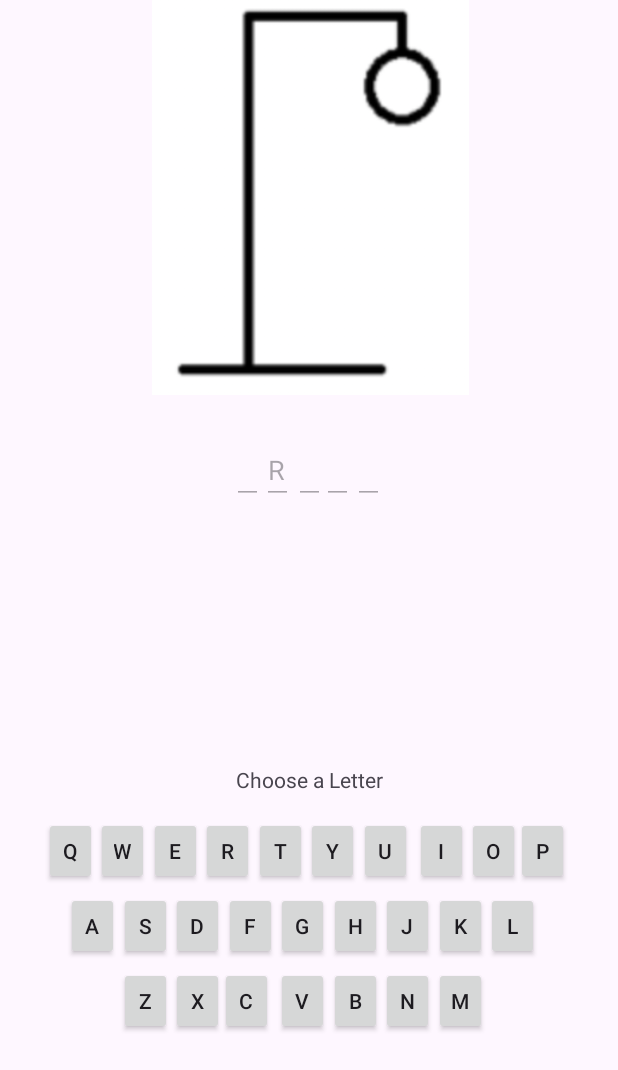
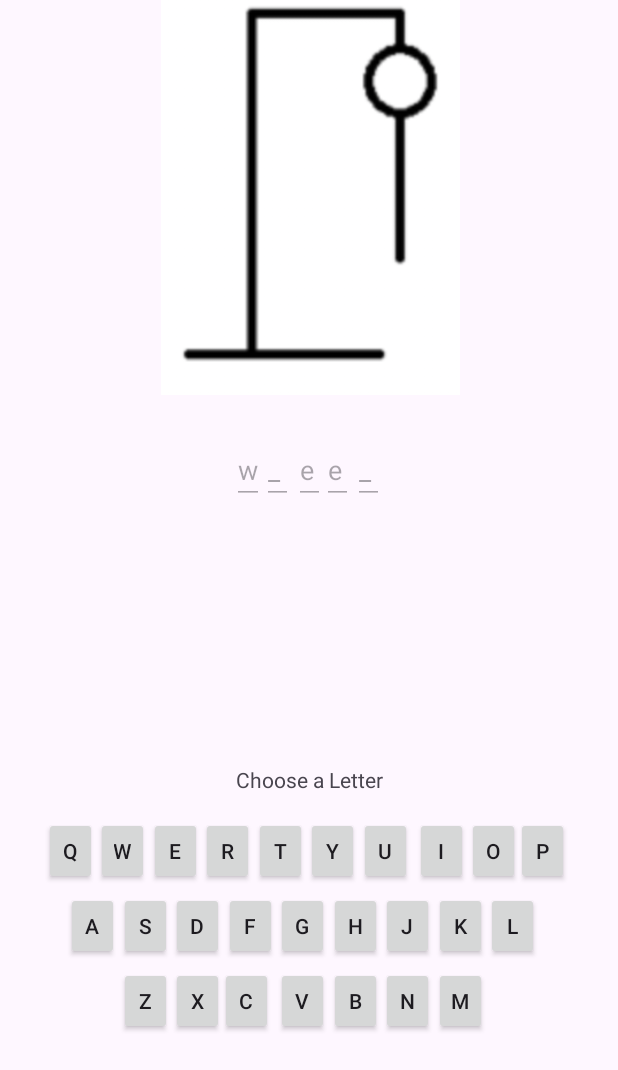
Before and after one commit to sarahhkhann/TeamRithvikSarah-HangmanApp, an Android app: the screen it shows after launch (MainActivity), after a tap on an icon or button, on a phone screen of 412 x 824 dp. Shown: the top 1070 px of the screen. Run offline under Robolectric (Android 15) with nearby library versions, the phone set to English and light mode, and no system bars; 3 other taps on this screen came first.

Commit message:
changes to reset game state to persist

```diff
--- a/app/src/main/java/com/example/teamrithviksarah_hangmanapp/HangmanMainDisplay.kt
+++ b/app/src/main/java/com/example/teamrithviksarah_hangmanapp/HangmanMainDisplay.kt
@@ -1,56 +1,103 @@
 package com.example.teamrithviksarah_hangmanapp
 
 import android.os.Bundle
-import android.util.Log
-import androidx.fragment.app.Fragment
 import android.view.LayoutInflater
 import android.view.View
 import android.view.ViewGroup
+import android.widget.ImageView
 import android.widget.TextView
+import androidx.fragment.app.Fragment
 import androidx.lifecycle.Observer
 import androidx.lifecycle.ViewModelProvider
+import com.example.teamrithviksarah_hangmanapp.HangmanViewModel
+import com.example.teamrithviksarah_hangmanapp.R
+import com.google.android.material.snackbar.Snackbar
 
 class HangmanMainDisplay : Fragment() {
 
-
-    companion object {
-        fun newInstance() = HangmanMainDisplay()
-    }
-
     private lateinit var viewModel: HangmanViewModel
-    // Update this list to include all the text views
-    val textViewIds = listOf(
-        R.id.letter1, R.id.letter2, R.id.letter3, R.id.letter4, R.id.letter5)
-
+    private lateinit var image: ImageView
     private val textViews = mutableListOf<TextView>()
 
 
-    override fun onCreate(savedInstanceState: Bundle?) {
-        super.onCreate(savedInstanceState)
-
-    }
-
     override fun onCreateView(inflater: LayoutInflater, container: ViewGroup?, savedInstanceState: Bundle?): View? {
-        viewModel = ViewModelProvider(requireActivity()).get(HangmanViewModel::class.java)
-        // Inflate the layout for this fragment
+        viewModel = ViewModelProvider(requireActivity())[HangmanViewModel::class.java]
         val view = inflater.inflate(R.layout.fragment_hangman_main_display, container, false)
 
-        // Initialize TextViews
+
+        image = view.findViewById(R.id.hangmanImageView)
+
+        // Initialize TextViews based on IDs
+        val textViewIds = listOf(R.id.letter1, R.id.letter2, R.id.letter3, R.id.letter4, R.id.letter5)
         textViewIds.forEach { id ->
             val textView = view.findViewById<TextView>(id)
             textViews.add(textView)
         }
 
-        Log.d("Hangman", "JELLO")
-
-        viewModel.currentLetter.observe(viewLifecycleOwner, Observer { letter ->
-
-            textViews[0].text = letter
+        // Observe changes in revealed letters to update UI
+        viewModel.revealedLetters.observe(viewLifecycleOwner, Observer { revealed ->
+            updateTextViewsWithRevealedLetters(revealed)
         })
 
-
+        // Observe changes in the guesses left to update the hangman image
+        viewModel.guessesLeft.observe(viewLifecycleOwner, Observer { guessesLeft ->
+            updateHangmanImage(guessesLeft)
+        })
 
         return view
     }
 
+    override fun onSaveInstanceState(outState: Bundle) {
+        super.onSaveInstanceState(outState)
+        // Save the revealed letters to the bundle
+        outState.putString("revealedLetters", viewModel.revealedLetters.value)
+    }
+
+    override fun onViewCreated(view: View, savedInstanceState: Bundle?) {
+        super.onViewCreated(view, savedInstanceState)
+        // Restore the revealed letters from the bundle, if available
+        savedInstanceState?.getString("revealedLetters")?.let { revealedLetters ->
+            updateTextViewsWithRevealedLetters(revealedLetters)
+        }
+    }
+
+    private fun updateTextViewsWithRevealedLetters(revealed: String) {
+        textViews.forEachIndexed { index, textView ->
+            if (index < revealed.length) {
+                textView.text = revealed[index].toString()
+            }
+        }
+    }
+
+    private fun updateHangmanImage(guessesLeft: Int) {
+        when (guessesLeft) {
+            6 -> image.setImageResource(R.drawable.head)
+            5 -> image.setImageResource(R.drawable.body)
+            4 -> image.setImageResource(R.drawable.oneleg)
+            3 -> image.setImageResource(R.drawable.twoleg)
+            2 -> image.setImageResource(R.drawable.legsonearm)
+            1 -> image.setImageResource(R.drawable.twoarms)
+            0 -> {
+                image.setImageResource(R.drawable.dead)
+                showResetGameSnackbar()
+            }
+            else -> image.setImageResource(R.drawable.blank_hangman) // Default or initial state
+        }
+    }
+
+    private fun showResetGameSnackbar() {
+        view?.let { view ->
+            Snackbar.make(view, "You've run out of lives! Want to play again?", Snackbar.LENGTH_INDEFINITE)
+                .setAction("Reset") {
+                    viewModel.resetGame()
+                    resetTextViewsAndImage()
+                }.show()
+        }
+    }
+
+    private fun resetTextViewsAndImage() {
+        textViews.forEach { it.text = "" }
+        image.setImageResource(R.drawable.blank_hangman)
+        lettersFragment
+    }
 }
--- a/app/src/main/java/com/example/teamrithviksarah_hangmanapp/HangmanViewModel.kt
+++ b/app/src/main/java/com/example/teamrithviksarah_hangmanapp/HangmanViewModel.kt
@@ -7,38 +7,76 @@ import androidx.lifecycle.ViewModel
 
 class HangmanViewModel : ViewModel() {
 
-    //variable to hold the word
     private val _word = MutableLiveData<String>()
     val word: LiveData<String> = _word
 
-    //variable to hold number of guesses
     private val _guessesLeft = MutableLiveData<Int>()
     val guessesLeft: LiveData<Int> = _guessesLeft
 
-    //variable to hold the current letter
     private val _currentLetter = MutableLiveData<String>()
     val currentLetter: LiveData<String> = _currentLetter
+
+    // Add a LiveData to track the revealed letters
+    private val _revealedLetters = MutableLiveData<String>()
+    val revealedLetters: LiveData<String> = _revealedLetters
+
+    private val hangmanWords = mapOf(
+        "chair" to "An object you sit on.",
+        "alien" to "An extraterrestrial visitor.",
+        "grape" to "A small, round purple fruit",
+        "wheel" to "You would have trouble riding a bicycle without this."
+    )
 
     init {
         resetGame()
     }
-    private fun resetGame() {
-        _word.value = "plank"
-        _guessesLeft.value = 8
 
+    fun resetGame() {
+        val randomWord = hangmanWords.keys.random()
+        _word.value = randomWord
+        _guessesLeft.value = 7
+        // Initialize revealedLetters with underscores representing each letter of the new word
+        _revealedLetters.value = "_".repeat(randomWord.length)
     }
 
-    fun getGuessesLeft(): Int? {
-        return _guessesLeft.value
-    }
+    fun getGuessesLeft(): Int? = _guessesLeft.value
+
     fun setCurrentLetter(letter: String) {
         Log.d("SetLetter", letter)
         _currentLetter.value = letter
+        revealLetter(letter)
     }
 
-    fun getCurrentLetter(): String? {
-        return currentLetter.value
+    fun getCurrentLetter(): String? = currentLetter.value
+
+    fun lowerGuesses() {
+        _guessesLeft.value = (_guessesLeft.value ?: 0) - 1
     }
 
+    fun getGuessLeft(): Int? = _guessesLeft.value
+
+    fun getHintForCurrentWord(): String? = _word.value?.let { hangmanWords[it] }
+
+    private fun revealLetter(letter: String) {
+        val currentWord = _word.value ?: return
+        val revealed = _revealedLetters.value?.toCharArray() ?: return
+
+        var letterFound = false // Flag to track if the letter was found
+
+        currentWord.forEachIndexed { index, c ->
+            if (c.toString().equals(letter, ignoreCase = true)) {
+                revealed[index] = c
+                letterFound = true // Set flag to true if letter is found
+            }
+        }
+
+        // Update the revealed letters only if the letter was found
+        if (letterFound) {
+            _revealedLetters.value = String(revealed)
+        } else {
+            // If the letter wasn't found, decrement the guesses left
+            lowerGuesses()
+        }
+    }
 
 }
--- a/app/src/main/res/layout/fragment_hangman_main_display.xml
+++ b/app/src/main/res/layout/fragment_hangman_main_display.xml
@@ -16,7 +16,7 @@
             android:id="@+id/hangmanImageView"
             android:layout_width="599dp"
             android:layout_height="263dp"
-            android:src="@drawable/head"
+            android:src="@drawable/blank_hangman"
             app:layout_constraintEnd_toEndOf="parent"
             app:layout_constraintHeight="percent"
             app:layout_constraintHeight_percent="0.8"
@@ -36,7 +36,7 @@
             app:layout_constraintVertical_chainStyle="packed">
 
             <EditText
-                android:id="@+id/letter3"
+                android:id="@+id/letter5"
                 android:layout_width="wrap_content"
                 android:layout_height="wrap_content"
                 android:enabled="false"
@@ -60,7 +60,7 @@
                 app:layout_constraintVertical_bias="0.516" />
 
             <EditText
-                android:id="@+id/letter2"
+                android:id="@+id/letter1"
                 android:layout_width="wrap_content"
                 android:layout_height="wrap_content"
                 android:enabled="false"
@@ -72,7 +72,7 @@
                 app:layout_constraintVertical_bias="0.516" />
 
             <EditText
-                android:id="@+id/letter5"
+                android:id="@+id/letter3"
                 android:layout_width="wrap_content"
                 android:layout_height="wrap_content"
                 android:enabled="false"
@@ -83,7 +83,7 @@
                 app:layout_constraintVertical_bias="0.516" />
 
             <EditText
-                android:id="@+id/letter1"
+                android:id="@+id/letter2"
                 android:layout_width="wrap_content"
                 android:layout_height="wrap_content"
                 android:enabled="false"
--- a/app/src/main/res/values/colors.xml
+++ b/app/src/main/res/values/colors.xml
@@ -2,4 +2,5 @@
 <resources>
     <color name="black">#FF000000</color>
     <color name="white">#FFFFFFFF</color>
+    <color name="gray_out">#b0b0b0</color>
 </resources>
```
Also changed, not shown: app/src/main/java/com/example/teamrithviksarah_hangmanapp/lettersfragment.kt (+12 -9 lines).
